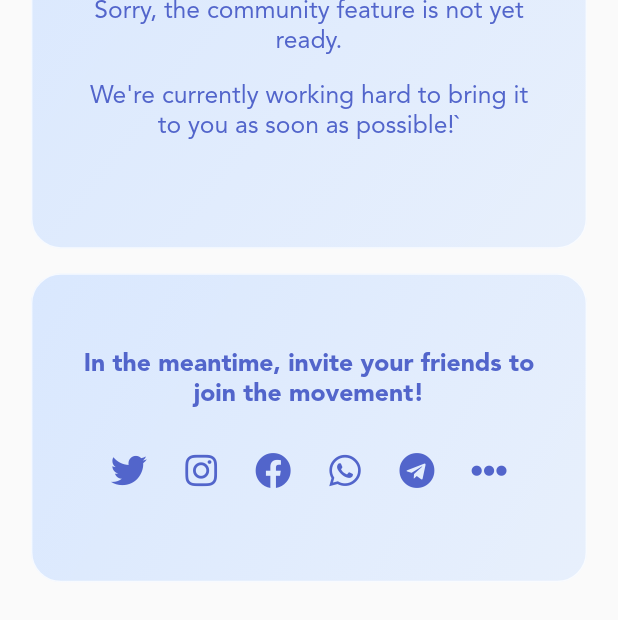
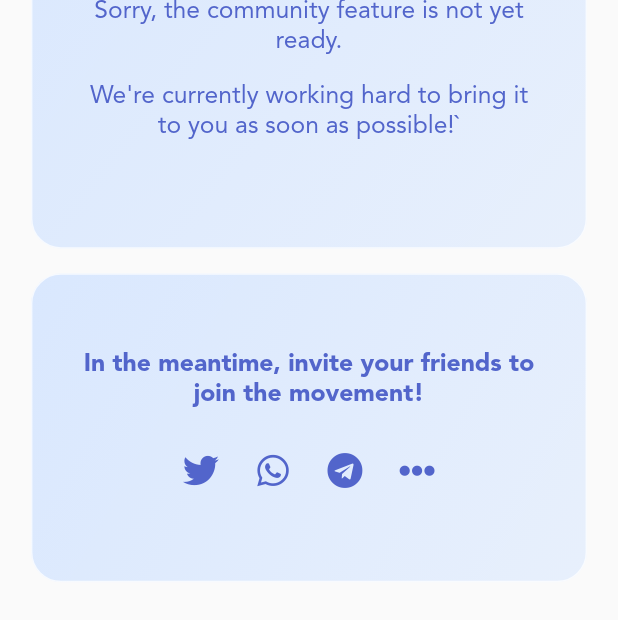
Before and after one commit to tshuenhau/restart, a Flutter app: the CommunityScreen widget shown alone on an empty page, opened directly, scrolled down 135 dp, on a phone screen of 412 x 824 dp. Shown: the top 620 px of the screen. Run offline on Flutter 3.47's test engine with Material 2 defaults, Android fonts, the phone set to English and light mode, and no system bars; drawn by our look-alikes of overlay_support; our stand-ins replace animated_flip_counter, animated_text_kit, auto_size_text, calendar_timeline, double_back_to_close_app, firebase_auth and 16 more; missing offline and left inert: flutter_google_places, google_api_headers, google_maps_webservice, material_dialogs, social_share, tutorial_coach_mark; accounts and stored records are empty.

Commit message:
Commented out the insta/fb story sharing

```diff
--- a/lib/screens/CommunityScreen.dart
+++ b/lib/screens/CommunityScreen.dart
@@ -1,12 +1,41 @@
+import 'dart:io';
+
 import 'package:flutter/material.dart';
+import 'package:flutter/services.dart';
 import 'package:font_awesome_flutter/font_awesome_flutter.dart';
+import 'package:path_provider/path_provider.dart';
 import 'package:restart/widgets/GlassCards/GlassCard.dart';
 import 'package:restart/widgets/GlassCards/GlassCard_header.dart';
 import 'package:restart/widgets/Glasscards/Header.dart';
 import 'package:social_share/social_share.dart';
 
-class CommunityScreen extends StatelessWidget {
+class CommunityScreen extends StatefulWidget {
   const CommunityScreen({Key? key}) : super(key: key);
+
+  @override
+  State<CommunityScreen> createState() => _CommunityScreenState();
+}
+
+Future<File> getImageFileFromAssets(String path) async {
+  final byteData = await rootBundle.load('assets/$path');
+
+  final file = File('${(await getTemporaryDirectory()).path}/$path');
+  await file.create(recursive: true);
+  await file.writeAsBytes(byteData.buffer
+      .asUint8List(byteData.offsetInBytes, byteData.lengthInBytes));
+
+  return file;
+}
+
+class _CommunityScreenState extends State<CommunityScreen> {
+  Future<File> backgroundImage =
+      getImageFileFromAssets("images/background.png");
+
+  @override
+  void initState() {
+    // TODO: implement initState
+    super.initState();
+  }
 
   @override
   Widget build(BuildContext context) {
@@ -72,7 +101,15 @@ class CommunityScreen extends StatelessWidget {
                                       100))),
                       SizedBox(
                           height: MediaQuery.of(context).size.height * 2 / 100),
-                      Row(
+                      FutureBuilder<File>(
+                          future: backgroundImage,
+                          builder: (BuildContext context,
+                              AsyncSnapshot<File> snapshot) {
+                            print(snapshot);
+                            if (!snapshot.hasData) {
+                              return CircularProgressIndicator();
+                            } else {
+                              return Row(
                                 mainAxisAlignment: MainAxisAlignment.center,
                                 children: [
                                   Container(),
@@ -85,39 +122,44 @@ class CommunityScreen extends StatelessWidget {
                                           url: "https://getrestartapp.com/");
                                     },
                                   ),
-                          IconButton(
-                            icon: FaIcon(FontAwesomeIcons.instagram,
-                                color: Theme.of(context).primaryColor),
-                            onPressed: () async {
-                              SocialShare.shareInstagramStory(
-                                  attributionURL: "https://getrestartapp.com/",
-                                  appId: '1625671387879237',
-                                  imagePath: '');
-                            },
-                          ),
-                          IconButton(
-                              onPressed: () async {
-                                SocialShare.shareFacebookStory(
-                                    attributionURL: "https://deep-link-url",
-                                    appId: '1625671387879237',
-                                    imagePath: '');
-                              },
-                              icon: FaIcon(FontAwesomeIcons.facebook,
-                                  color: Theme.of(context).primaryColor)),
+                                  // IconButton(
+                                  //   icon: FaIcon(FontAwesomeIcons.instagram,
+                                  //       color: Theme.of(context).primaryColor),
+                                  //   onPressed: () async {
+                                  //     SocialShare.shareInstagramStory(
+                                  //         attributionURL:
+                                  //             "https://getrestartapp.com/",
+                                  //         appId: '1625671387879237',
+                                  //         imagePath: snapshot.data!.path);
+                                  //   },
+                                  // ),
+                                  // IconButton(
+                                  //     onPressed: () async {
+                                  //       SocialShare.shareFacebookStory(
+                                  //           attributionURL:
+                                  //               "https://deep-link-url",
+                                  //           appId: '1625671387879237',
+                                  //           imagePath: '');
+                                  //     },
+                                  //     icon: FaIcon(FontAwesomeIcons.facebook,
+                                  //         color:
+                                  //             Theme.of(context).primaryColor)),
                                   IconButton(
                                       onPressed: () async {
                                         SocialShare.shareWhatsapp(
                                             "Join me in recycling with RE:start – the app that makes it fun, easy, and rewarding to save the planet!\n\n https://getrestartapp.com/");
                                       },
                                       icon: FaIcon(FontAwesomeIcons.whatsapp,
-                                  color: Theme.of(context).primaryColor)),
+                                          color:
+                                              Theme.of(context).primaryColor)),
                                   IconButton(
                                       onPressed: () async {
                                         SocialShare.shareTelegram(
                                             "Join me in recycling with RE:start – the app that makes it fun, easy, and rewarding to save the planet!\n\n https://getrestartapp.com/");
                                       },
                                       icon: FaIcon(FontAwesomeIcons.telegram,
-                                  color: Theme.of(context).primaryColor)),
+                                          color:
+                                              Theme.of(context).primaryColor)),
                                   // IconButton(
                                   //     onPressed: () async {
                                   //       SocialShare.copyToClipboard(
@@ -131,9 +173,12 @@ class CommunityScreen extends StatelessWidget {
                                             "Join me in recycling with RE:start – the app that makes it fun, easy, and rewarding to save the planet!\n\n https://getrestartapp.com/");
                                       },
                                       icon: FaIcon(FontAwesomeIcons.ellipsisH,
-                                  color: Theme.of(context).primaryColor))
+                                          color:
+                                              Theme.of(context).primaryColor))
                                 ],
-                      ),
+                              );
+                            }
+                          }),
                     ],
                   ))
             ]));
--- a/pubspec.yaml
+++ b/pubspec.yaml
@@ -64,6 +64,7 @@ dependencies:
   tutorial_coach_mark: ^1.2.4
   social_share: ^2.3.1
   font_awesome_flutter: ^9.2.0
+  path_provider: ^2.0.15
 
 dev_dependencies:
   flutter_test:
```
Lines whose indentation alone changed are shown as unchanged.
